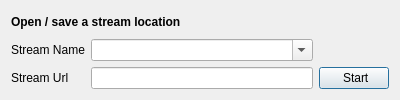
First picture: the form in trunk/GUI/stream/GUI_Stream.ui, repository shahid334/sayonara-player, before the edit.
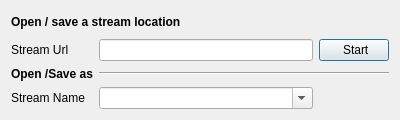
Second picture: the form after the edit.

The edit to the form file:
```diff
--- a/trunk/GUI/stream/GUI_Stream.ui
+++ b/trunk/GUI/stream/GUI_Stream.ui
@@ -7,26 +7,26 @@
     <x>0</x>
     <y>0</y>
     <width>400</width>
-    <height>100</height>
+    <height>120</height>
    </rect>
   </property>
   <property name="minimumSize">
    <size>
     <width>400</width>
-    <height>100</height>
+    <height>120</height>
    </size>
   </property>
   <property name="maximumSize">
    <size>
-    <width>500</width>
-    <height>100</height>
+    <width>1000</width>
+    <height>1000</height>
    </size>
   </property>
   <property name="windowTitle">
    <string>Play stream</string>
   </property>
   <layout class="QGridLayout" name="gridLayout">
-   <item row="3" column="2" colspan="2">
+   <item row="2" column="2" colspan="2">
     <widget class="QPushButton" name="btn_listen">
      <property name="maximumSize">
       <size>
@@ -45,36 +45,34 @@
      </property>
     </widget>
    </item>
-   <item row="1" column="1">
-    <widget class="QComboBox" name="combo_stream">
-     <property name="editable">
-      <bool>true</bool>
+   <item row="2" column="1">
+    <widget class="QLineEdit" name="le_url">
+     <property name="toolTip">
+      <string>Enter stream url</string>
      </property>
     </widget>
    </item>
-   <item row="1" column="2">
-    <widget class="QPushButton" name="btn_delete">
-     <property name="maximumSize">
-      <size>
-       <width>24</width>
-       <height>24</height>
-      </size>
-     </property>
+   <item row="2" column="0">
+    <widget class="QLabel" name="label_2">
      <property name="text">
-      <string/>
+      <string>Stream Url</string>
      </property>
-     <property name="iconSize">
-      <size>
-       <width>20</width>
-       <height>20</height>
-      </size>
+    </widget>
+   </item>
+   <item row="0" column="0" colspan="4">
+    <widget class="QLabel" name="label_3">
+     <property name="font">
+      <font>
+       <weight>75</weight>
+       <bold>true</bold>
+      </font>
      </property>
-     <property name="flat">
-      <bool>true</bool>
+     <property name="text">
+      <string>Open / save a stream location</string>
      </property>
     </widget>
    </item>
-   <item row="1" column="3">
+   <item row="4" column="3">
     <widget class="QPushButton" name="btn_save">
      <property name="maximumSize">
       <size>
@@ -87,8 +85,8 @@
      </property>
      <property name="iconSize">
       <size>
-       <width>20</width>
-       <height>20</height>
+       <width>18</width>
+       <height>18</height>
       </size>
      </property>
      <property name="autoDefault">
@@ -99,25 +97,63 @@
      </property>
     </widget>
    </item>
-   <item row="3" column="1">
-    <widget class="QLineEdit" name="le_url"/>
+   <item row="4" column="2">
+    <widget class="QPushButton" name="btn_delete">
+     <property name="maximumSize">
+      <size>
+       <width>24</width>
+       <height>24</height>
+      </size>
+     </property>
+     <property name="toolTip">
+      <string>Delete</string>
+     </property>
+     <property name="text">
+      <string/>
+     </property>
+     <property name="iconSize">
+      <size>
+       <width>18</width>
+       <height>18</height>
+      </size>
+     </property>
+     <property name="flat">
+      <bool>true</bool>
+     </property>
+    </widget>
    </item>
-   <item row="1" column="0">
+   <item row="4" column="1">
+    <widget class="QComboBox" name="combo_stream">
+     <property name="toolTip">
+      <string>Type name you wanna save the stream as</string>
+     </property>
+     <property name="editable">
+      <bool>true</bool>
+     </property>
+    </widget>
+   </item>
+   <item row="4" column="0">
     <widget class="QLabel" name="label">
      <property name="text">
       <string>Stream Name</string>
      </property>
     </widget>
    </item>
+   <item row="3" column="1" colspan="3">
+    <widget class="Line" name="line">
+     <property name="minimumSize">
+      <size>
+       <width>0</width>
+       <height>0</height>
+      </size>
+     </property>
+     <property name="orientation">
+      <enum>Qt::Horizontal</enum>
+     </property>
+    </widget>
+   </item>
    <item row="3" column="0">
-    <widget class="QLabel" name="label_2">
-     <property name="text">
-      <string>Stream Url</string>
-     </property>
-    </widget>
-   </item>
-   <item row="0" column="0" colspan="4">
-    <widget class="QLabel" name="label_3">
+    <widget class="QLabel" name="label_4">
      <property name="font">
       <font>
        <weight>75</weight>
@@ -125,7 +161,10 @@
       </font>
      </property>
      <property name="text">
-      <string>Open / save a stream location</string>
+      <string>Open /Save as</string>
+     </property>
+     <property name="margin">
+      <number>0</number>
      </property>
     </widget>
    </item>
```
Left out of the diff: 6 changed lines with no effect on the pictures.
